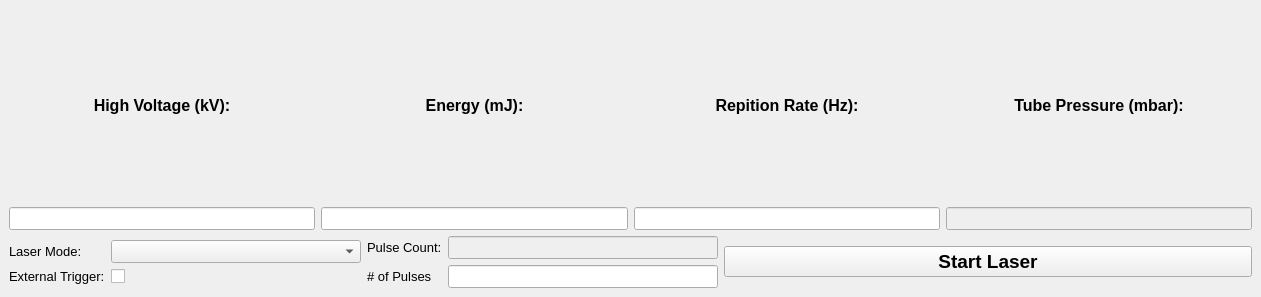
This is src/ui/docked_laser_status_control.ui in ibrummel/PLD-Laser-Brain as Qt 5 draws it before an edit. The edited form follows.
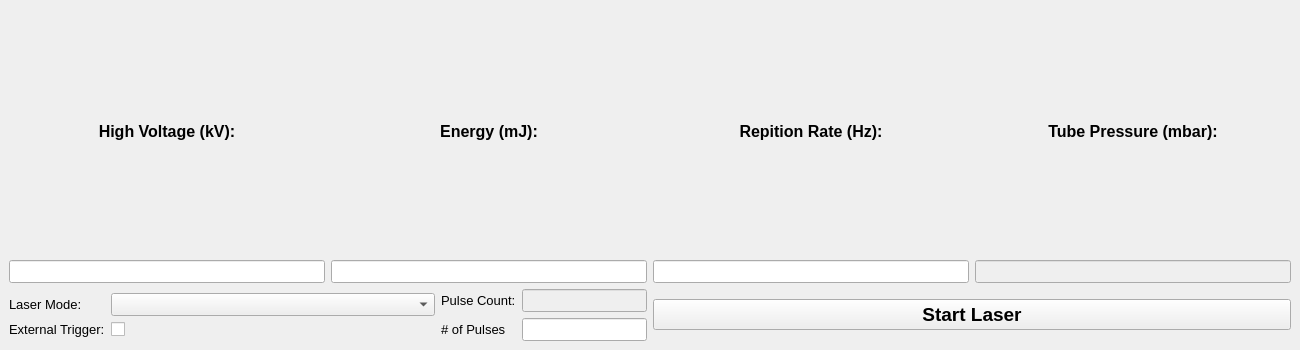
This is the edited form. Icons and pictures are not drawn.

Commit message: Added controls for adjusting the speed and acceleration of the target carousel. Added supporting functions and updated ui files to accommodate.

Patch:
```diff
--- a/src/ui/docked_laser_status_control.ui
+++ b/src/ui/docked_laser_status_control.ui
@@ -6,8 +6,8 @@
    <rect>
     <x>0</x>
     <y>0</y>
-    <width>1261</width>
-    <height>297</height>
+    <width>1300</width>
+    <height>350</height>
    </rect>
   </property>
   <property name="sizePolicy">
@@ -18,8 +18,8 @@
   </property>
   <property name="minimumSize">
    <size>
-    <width>1261</width>
-    <height>297</height>
+    <width>1300</width>
+    <height>350</height>
    </size>
   </property>
   <property name="font">
@@ -146,7 +146,7 @@
      </layout>
     </item>
     <item>
-     <layout class="QHBoxLayout" name="horizontalLayout_3" stretch="2,2,3">
+     <layout class="QHBoxLayout" name="horizontalLayout_3" stretch="2,0,3">
       <item>
        <layout class="QFormLayout" name="formLayout_3">
         <property name="formAlignment">
```
The commit also changes 3 other files.
